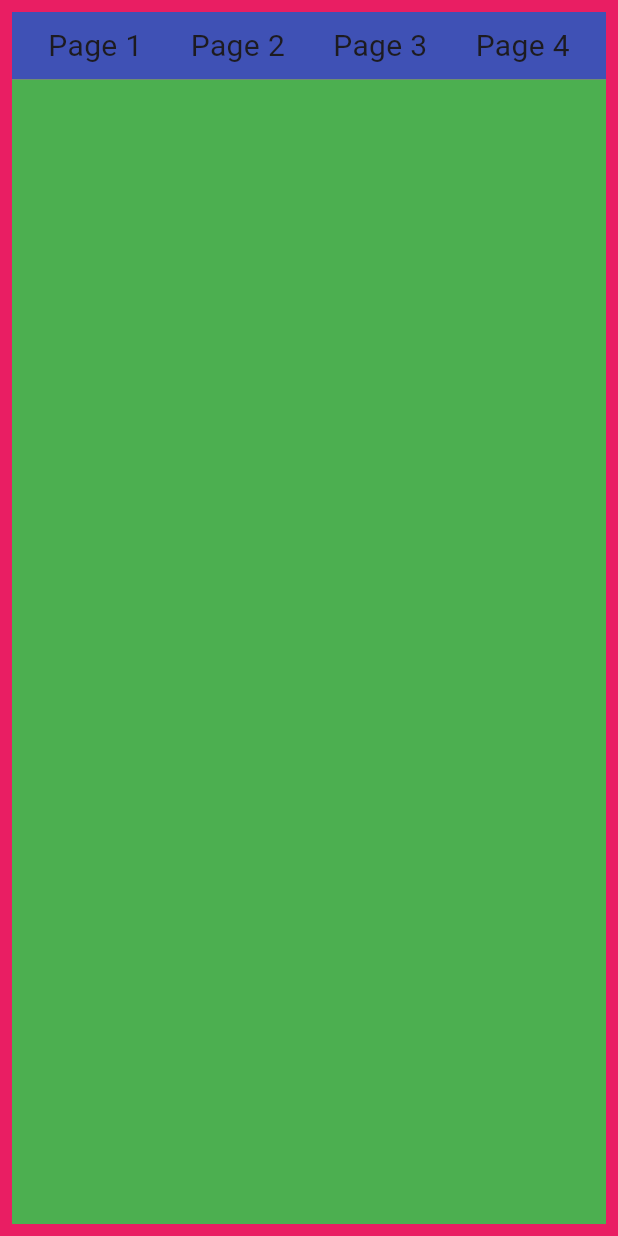
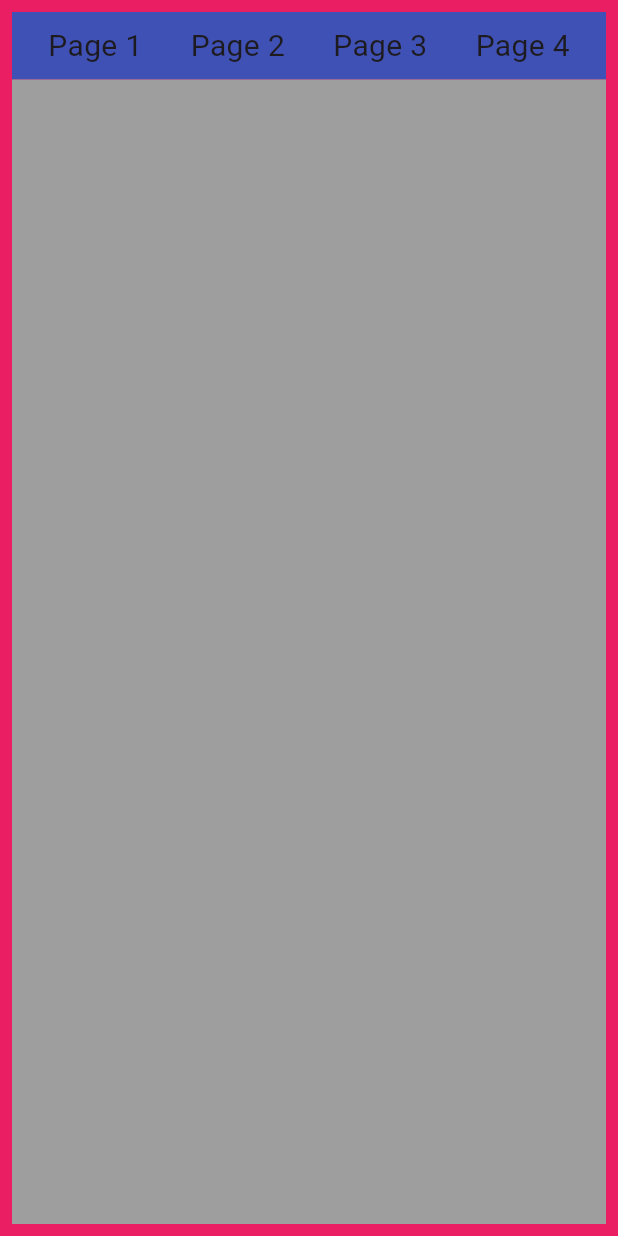
Before and after one commit to franciscoestebanfigueroa/flutter_application_web, a Flutter app: the screen it shows after launch, on a phone screen of 412 x 824 dp. Run offline on Flutter 3.47's test engine with Material 3 defaults, Android fonts, the phone set to English and light mode, and no system bars; our stand-ins replace fluro, get_it.

```diff
--- /dev/null
+++ b/lib/locator.dart
@@ -0,0 +1,9 @@
+import 'package:flutter_application_web/nevigator_service.dart';
+import 'package:get_it/get_it.dart';
+
+GetIt locator = GetIt.instance;
+
+void setupLocator() {
+  locator.registerLazySingleton(() =>
+      NavigationService()); //creo una instancia como un singlenton de navigationservice
+}
--- a/lib/main.dart
+++ b/lib/main.dart
@@ -1,34 +1,37 @@
 import 'package:flutter/material.dart';
+import 'package:flutter_application_web/locator.dart';
+import 'package:flutter_application_web/nevigator_service.dart';
 import 'package:flutter_application_web/router/handler_router.dart';
 
 void main() {
   runApp(const MyApp());
 }
+
 class MyApp extends StatefulWidget {
   const MyApp({super.key});
-
-
 
   @override
   State<MyApp> createState() => _MyAppState();
 }
 
 class _MyAppState extends State<MyApp> {
-
-
-@override
+  @override
   void initState() {
+    setupLocator(); //crea una unica instancia para que no se dupliquen los key
     FlutterRouter.configuracionRouter();
     super.initState();
   }
 
-
-
   @override
   Widget build(BuildContext context) {
     return MaterialApp(
-    initialRoute: "/home",
-    onGenerateRoute: (settings) => FlutterRouter.router.generator(settings),
+      initialRoute: "/home",
+      onGenerateRoute: (settings) => FlutterRouter.router.generator(settings),
+      navigatorKey: locator<NavigationService>()
+          .navegarKey, //busca una instancia de tipo navigationservive
+      builder: (context, child) {
+        return child ?? Container();
+      },
     );
   }
 }
--- /dev/null
+++ b/lib/nevigator_service.dart
@@ -0,0 +1,16 @@
+//esta es una clase para manejar navigation por referencias de key
+//esta clase la maneja un singlento get_it
+
+import 'package:flutter/material.dart';
+
+class NavigationService {
+  final GlobalKey<NavigatorState> navegarKey = GlobalKey<NavigatorState>();
+
+  Future navegarTo(String name) {
+    return navegarKey.currentState!.pushNamed(name);
+  }
+
+  void regresarTo() {
+    return navegarKey.currentState!.pop();
+  }
+}
--- a/lib/pages/home.dart
+++ b/lib/pages/home.dart
@@ -1,57 +1,43 @@
 import 'package:flutter/material.dart';
 import 'package:flutter/foundation.dart' show kIsWeb;
+import 'package:flutter_application_web/view/menu.dart';
 //el kisweb me dice si estoy en web me sirve para cambiar trasnsicion en movil o web
 
 class Home extends StatelessWidget {
   final Widget child;
-  final Widget view;
+
   const Home({
     super.key,
-    required this.child, required this.view,});
+    required this.child,
+  });
 
   @override
   Widget build(BuildContext context) {
     return Scaffold(
       body: Container(
         width: double.infinity,
-        height:double.infinity,
+        height: double.infinity,
         color: Colors.pink,
         child: Padding(
             padding: const EdgeInsets.all(8.0),
             child: LayoutBuilder(
               builder: (context, constraints) {
                 print(constraints.minWidth);
-             return constraints.maxWidth<600
+                return constraints.maxWidth < 600
                     ? Column(
-
                         children: [
-
-                child  ,
-                Expanded(
-                  child: Container(
-                    color: Colors.grey,
-                    child: view,
-
-
-                  ),
-                )
+                          Menu(),
+                          child,
                         ],
                       )
-          :Row(
-
+                    : Row(
                         children: [
-
-                child  ,
-                Expanded(
-                  child: Container(
-                    color: Colors.grey,
-                  ),
-                )
+                          Menu(),
+                          child,
                         ],
                       );
               },
-          )
-        ),
+            )),
       ),
     );
   }
--- a/lib/router/handler_router.dart
+++ b/lib/router/handler_router.dart
@@ -1,37 +1,28 @@
 import 'package:fluro/fluro.dart';
 import 'package:flutter_application_web/pages/home.dart';
-import 'package:flutter_application_web/view/menu.dart';
+
 import 'package:flutter_application_web/view/view_1.dart';
 import 'package:flutter_application_web/view/view_2.dart';
 
-
-
-
-final Handler handler = Handler(handlerFunc: (context, parameters) {
-  return  Home(child: Menu(),view: ViewUno(),);
+final Handler handlerUno = Handler(handlerFunc: (context, parameters) {
+  return Home(
+    child: ViewUno(),
+  );
 });
 
-
 final Handler handlerDos = Handler(handlerFunc: (context, parameters) {
-  return  Home(child: Menu(),view: ViewDos(),);
+  return Home(
+    child: ViewDos(),
+  );
 });
 
+class FlutterRouter {
+  static final router = FluroRouter();
 
+  static void configuracionRouter() {
+    router.define("/viewuno", handler: handlerUno);
+    router.define("/viewdos", handler: handlerDos);
 
-
-class FlutterRouter {
-
-static final router = FluroRouter();
-
-static void configuracionRouter(){
-  router.define("/home", handler: handler);
-
-  router.define("/viewuno", handler:handlerDos);
-
-
-
-
-  router.notFoundHandler=handler;
+    router.notFoundHandler = handlerUno;
+  }
 }
-
-}
--- a/lib/view/menu.dart
+++ b/lib/view/menu.dart
@@ -1,62 +1,67 @@
 import 'package:fluro/fluro.dart';
 import 'package:flutter/material.dart';
+import 'package:flutter_application_web/locator.dart';
+import 'package:flutter_application_web/nevigator_service.dart';
 import 'package:flutter_application_web/router/handler_router.dart';
-
 
 class Menu extends StatelessWidget {
   Menu({super.key});
 
   @override
   Widget build(BuildContext context) {
-    return LayoutBuilder(builder: (_,constraints){
-
-      print(constraints.maxWidth);
-      return constraints.maxWidth<600
-                ?Container(
+    return LayoutBuilder(builder: (_, constraints) {
+      print("me dibujo");
+      return constraints.maxWidth < 600
+          ? Container(
               color: Colors.indigo,
               child: Row(
                 mainAxisAlignment: MainAxisAlignment.spaceEvenly,
-
                 children: _listado(context),
               ),
             )
-                :Container(
+          : Container(
               color: Colors.green,
               child: Column(
-                    mainAxisAlignment:MainAxisAlignment.spaceAround,
+                mainAxisAlignment: MainAxisAlignment.spaceAround,
                 children: _listado(context),
               ),
             );
     });
-
+  }
 }
 
-}
-
-
-
-List<Widget>_listado (BuildContext context){
-
+List<Widget> _listado(BuildContext context) {
   return [
     GestureDetector(
       child: const Padding(
         padding: EdgeInsets.all(8.0),
-                  child: Text("Page 1",style: TextStyle(fontSize: 20)),
+        child: Text("Page 1", style: TextStyle(fontSize: 20)),
       ),
-                  onTap: () => FluroRouter().navigateTo(context, "/:home"),
+      onTap: () => locator<NavigationService>().navegarTo("/viewuno"),
+    ),
+    GestureDetector(
+      onTap: () => locator<NavigationService>().navegarTo("/viewdos"),
+      child: const Padding(
+        padding: EdgeInsets.all(8.0),
+        child: Text(
+          "Page 2",
+          style: TextStyle(fontSize: 20),
+        ),
+      ),
     ),
     const Padding(
       padding: EdgeInsets.all(8.0),
-                  child: Text("Page 2",style: TextStyle(fontSize: 20),),
+      child: Text(
+        "Page 3",
+        style: TextStyle(fontSize: 20),
+      ),
     ),
     const Padding(
       padding: EdgeInsets.all(8.0),
-                  child: Text("Page 3",style: TextStyle(fontSize: 20),),
+      child: Text(
+        "Page 4",
+        style: TextStyle(fontSize: 20),
       ),
-                const Padding(
-                  padding: EdgeInsets.all(8.0),
-                  child: Text("Page 4",style: TextStyle(fontSize: 20),),
     ),
   ];
-
 }
--- a/lib/view/view_1.dart
+++ b/lib/view/view_1.dart
@@ -7,7 +7,7 @@ class ViewUno extends StatelessWidget {
   Widget build(BuildContext context) {
     return Expanded(
       child: Container(
-        color: Colors.green,
+        color: Colors.grey,
       ),
     );
   }
```
Also changed, not shown: pubspec.yaml (+1 -6 lines), pubspec.lock. Lines whose indentation alone changed are shown as unchanged.
